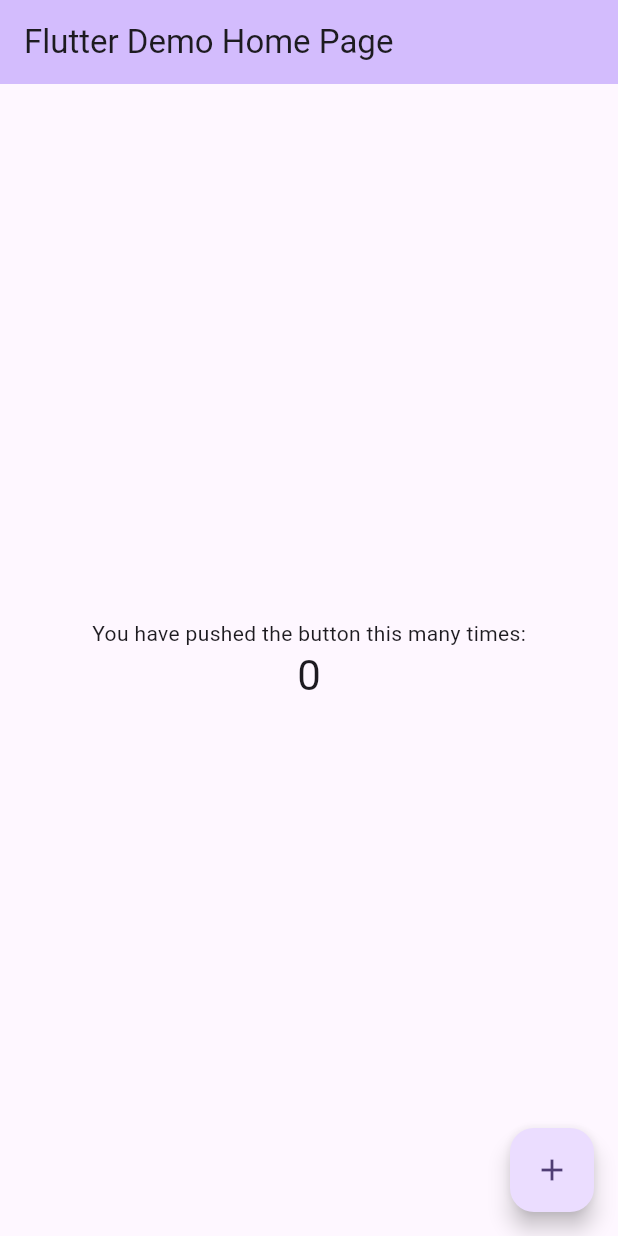
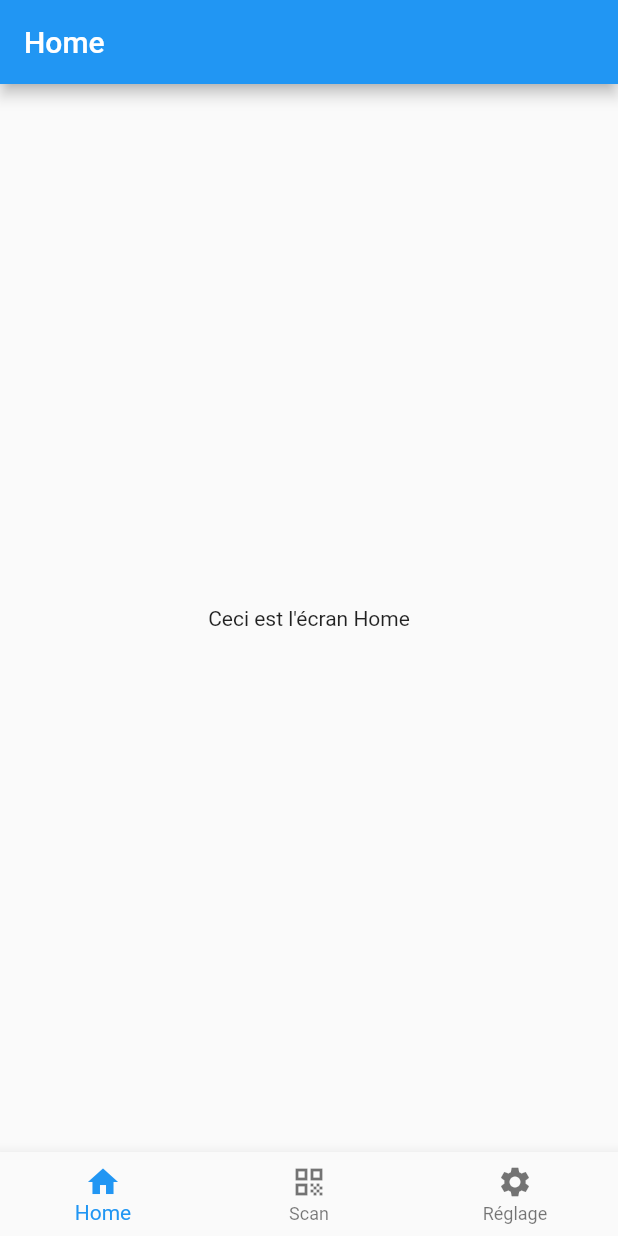
Before and after one commit to LolaBrn/binvision_workshop, a Flutter app: the screen it shows after launch, on a phone screen of 412 x 824 dp. Run offline on Flutter 3.47's test engine with Material 2 defaults, Android fonts, the phone set to English and light mode, and no system bars; our stand-ins replace flutter_bloc.

Commit message:
feat(comit)
comit

```diff
--- /dev/null
+++ b/lib/component/navigation.dart
@@ -0,0 +1,38 @@
+import 'package:binvision/config/routes/routes.dart';
+import 'package:flutter/material.dart';
+import 'package:flutter_bloc/flutter_bloc.dart';
+
+class NavigationWidget extends StatelessWidget {
+  const NavigationWidget({super.key});
+
+  @override
+  Widget build(BuildContext context) {
+    final NavigationBloc navigationBloc = BlocProvider.of<NavigationBloc>(context);
+    return BottomNavigationBar(
+      currentIndex: navigationBloc.state.index,
+      items: const [
+        BottomNavigationBarItem(
+          icon: Icon(Icons.home),
+          label: 'Home',
+        ),
+        BottomNavigationBarItem(
+          icon: Icon(Icons.qr_code),
+          label: 'Scan',
+        ),
+        BottomNavigationBarItem(
+          icon: Icon(Icons.settings),
+          label: 'Réglage',
+        ),
+      ],
+      onTap: (index) {
+        if (index == 0) {
+          navigationBloc.add(NavigationEvent(NavigationState.Home));
+        } else if (index == 1) {
+          navigationBloc.add(NavigationEvent(NavigationState.Scan));
+        } else if (index == 2) {
+          navigationBloc.add(NavigationEvent(NavigationState.Edit));
+        }
+      },
+    );
+  }
+}
--- /dev/null
+++ b/lib/config/routes/routes.dart
@@ -0,0 +1,21 @@
+import 'package:flutter_bloc/flutter_bloc.dart';
+
+// États de l'application
+enum NavigationState { Home, Scan, Edit }
+
+// Événements pour la gestion de la navigation
+class NavigationEvent {
+  final NavigationState navigationState;
+  NavigationEvent(this.navigationState);
+}
+
+// Bloc de navigation
+class NavigationBloc extends Bloc<NavigationEvent, NavigationState> {
+  NavigationBloc() : super(NavigationState.Home);
+
+  Stream<NavigationState> mapEventToState(NavigationEvent event) async* {
+    if (event is NavigationEvent) {
+      yield event.navigationState;
+    }
+  }
+}
--- a/lib/main.dart
+++ b/lib/main.dart
@@ -1,125 +1,40 @@
+import 'package:binvision/component/navigation.dart';
+import 'package:binvision/screen/edit_screen.dart';
+import 'package:binvision/screen/home_screen.dart';
+import 'package:binvision/screen/scan_screen.dart';
 import 'package:flutter/material.dart';
+import 'package:flutter_bloc/flutter_bloc.dart';
+
+import 'config/routes/routes.dart';
 
 void main() {
-  runApp(const MyApp());
+  runApp(const MaterialApp(
+    home: MyApp(),
+  ));
 }
 
 class MyApp extends StatelessWidget {
   const MyApp({super.key});
 
-  // This widget is the root of your application.
   @override
   Widget build(BuildContext context) {
-    return MaterialApp(
-      title: 'Flutter Demo',
-      theme: ThemeData(
-        // This is the theme of your application.
-        //
-        // TRY THIS: Try running your application with "flutter run". You'll see
-        // the application has a blue toolbar. Then, without quitting the app,
-        // try changing the seedColor in the colorScheme below to Colors.green
-        // and then invoke "hot reload" (save your changes or press the "hot
-        // reload" button in a Flutter-supported IDE, or press "r" if you used
-        // the command line to start the app).
-        //
-        // Notice that the counter didn't reset back to zero; the application
-        // state is not lost during the reload. To reset the state, use hot
-        // restart instead.
-        //
-        // This works for code too, not just values: Most code changes can be
-        // tested with just a hot reload.
-        colorScheme: ColorScheme.fromSeed(seedColor: Colors.deepPurple),
-        useMaterial3: true,
+    return BlocProvider(
+      create: (context) => NavigationBloc(),
+      child: Scaffold(
+        body: BlocBuilder<NavigationBloc, NavigationState>(
+          builder: (context, state) {
+            if (state == NavigationState.Home) {
+              return const HomeScreen();
+            } else if (state == NavigationState.Scan) {
+              return const ScanScreen();
+            } else if (state == NavigationState.Edit) {
+              return const EditScreen();
+            }
+            return Container();
+          },
+        ),
+        bottomNavigationBar: const NavigationWidget(),
       ),
-      home: const MyHomePage(title: 'Flutter Demo Home Page'),
     );
   }
 }
-
-class MyHomePage extends StatefulWidget {
-  const MyHomePage({super.key, required this.title});
-
-  // This widget is the home page of your application. It is stateful, meaning
-  // that it has a State object (defined below) that contains fields that affect
-  // how it looks.
-
-  // This class is the configuration for the state. It holds the values (in this
-  // case the title) provided by the parent (in this case the App widget) and
-  // used by the build method of the State. Fields in a Widget subclass are
-  // always marked "final".
-
-  final String title;
-
-  @override
-  State<MyHomePage> createState() => _MyHomePageState();
-}
-
-class _MyHomePageState extends State<MyHomePage> {
-  int _counter = 0;
-
-  void _incrementCounter() {
-    setState(() {
-      // This call to setState tells the Flutter framework that something has
-      // changed in this State, which causes it to rerun the build method below
-      // so that the display can reflect the updated values. If we changed
-      // _counter without calling setState(), then the build method would not be
-      // called again, and so nothing would appear to happen.
-      _counter++;
-    });
-  }
-
-  @override
-  Widget build(BuildContext context) {
-    // This method is rerun every time setState is called, for instance as done
-    // by the _incrementCounter method above.
-    //
-    // The Flutter framework has been optimized to make rerunning build methods
-    // fast, so that you can just rebuild anything that needs updating rather
-    // than having to individually change instances of widgets.
-    return Scaffold(
-      appBar: AppBar(
-        // TRY THIS: Try changing the color here to a specific color (to
-        // Colors.amber, perhaps?) and trigger a hot reload to see the AppBar
-        // change color while the other colors stay the same.
-        backgroundColor: Theme.of(context).colorScheme.inversePrimary,
-        // Here we take the value from the MyHomePage object that was created by
-        // the App.build method, and use it to set our appbar title.
-        title: Text(widget.title),
-      ),
-      body: Center(
-        // Center is a layout widget. It takes a single child and positions it
-        // in the middle of the parent.
-        child: Column(
-          // Column is also a layout widget. It takes a list of children and
-          // arranges them vertically. By default, it sizes itself to fit its
-          // children horizontally, and tries to be as tall as its parent.
-          //
-          // Column has various properties to control how it sizes itself and
-          // how it positions its children. Here we use mainAxisAlignment to
-          // center the children vertically; the main axis here is the vertical
-          // axis because Columns are vertical (the cross axis would be
-          // horizontal).
-          //
-          // TRY THIS: Invoke "debug painting" (choose the "Toggle Debug Paint"
-          // action in the IDE, or press "p" in the console), to see the
-          // wireframe for each widget.
-          mainAxisAlignment: MainAxisAlignment.center,
-          children: <Widget>[
-            const Text(
-              'You have pushed the button this many times:',
-            ),
-            Text(
-              '$_counter',
-              style: Theme.of(context).textTheme.headlineMedium,
-            ),
-          ],
-        ),
-      ),
-      floatingActionButton: FloatingActionButton(
-        onPressed: _incrementCounter,
-        tooltip: 'Increment',
-        child: const Icon(Icons.add),
-      ), // This trailing comma makes auto-formatting nicer for build methods.
-    );
-  }
-}
--- /dev/null
+++ b/lib/screen/edit_screen.dart
@@ -0,0 +1,15 @@
+import 'package:flutter/material.dart';
+
+class EditScreen extends StatelessWidget {
+  const EditScreen({super.key});
+
+  @override
+  Widget build(BuildContext context) {
+    return Scaffold(
+      appBar: AppBar(title: const Text('Réglage')),
+      body: const Center(
+        child: Text('Ceci est l\'écran Réglage'),
+      ),
+    );
+  }
+}
--- /dev/null
+++ b/lib/screen/home_screen.dart
@@ -0,0 +1,15 @@
+import 'package:flutter/material.dart';
+
+class HomeScreen extends StatelessWidget {
+  const HomeScreen({super.key});
+
+  @override
+  Widget build(BuildContext context) {
+    return Scaffold(
+      appBar: AppBar(title: const Text('Home')),
+      body: const Center(
+        child: Text('Ceci est l\'écran Home'),
+      ),
+    );
+  }
+}
--- /dev/null
+++ b/lib/screen/scan_screen.dart
@@ -0,0 +1,15 @@
+import 'package:flutter/material.dart';
+
+class ScanScreen extends StatelessWidget {
+  const ScanScreen({super.key});
+
+  @override
+  Widget build(BuildContext context) {
+    return Scaffold(
+      appBar: AppBar(title: const Text('Scan')),
+      body: const Center(
+        child: Text('Ceci est l\'écran Scan'),
+      ),
+    );
+  }
+}
--- a/pubspec.yaml
+++ b/pubspec.yaml
@@ -35,6 +35,9 @@ dependencies:
   # The following adds the Cupertino Icons font to your application.
   # Use with the CupertinoIcons class for iOS style icons.
   cupertino_icons: ^1.0.2
+  go_router: ^12.0.0
+  english_words: ^4.0.0
+  flutter_bloc: ^8.1.3
 
 dev_dependencies:
   flutter_test:
```
Also changed, not shown: pubspec.lock, 1 other file.
